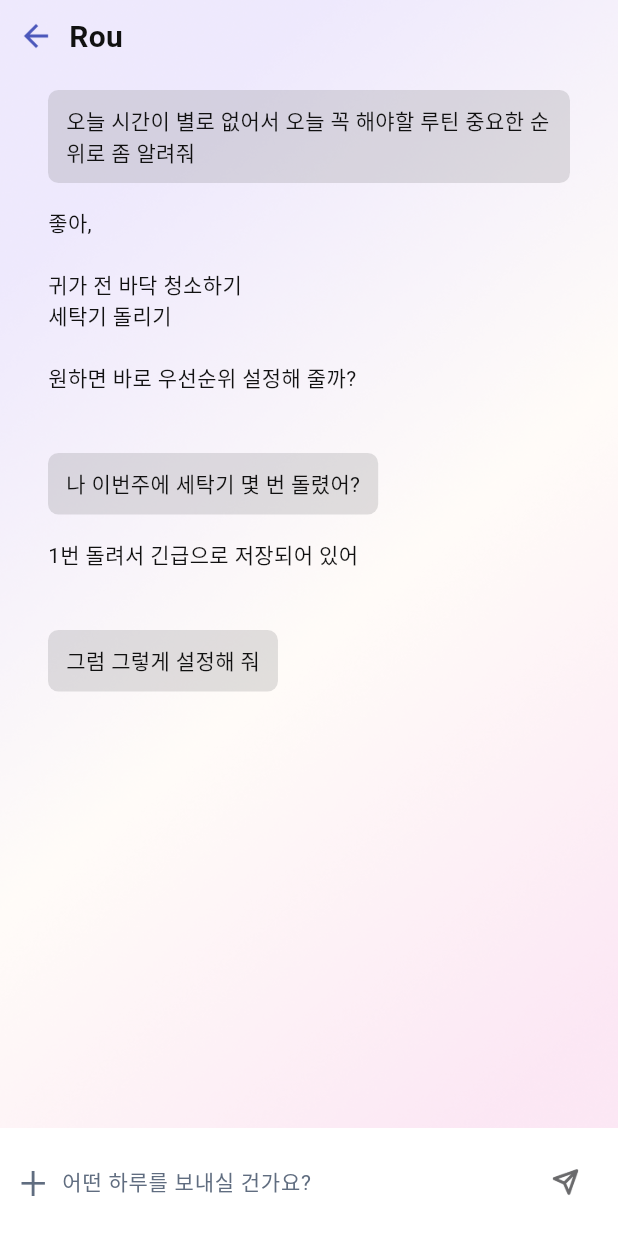
After one commit to standardkim11/LG_DX_School_DX_Project, a Flutter app: the ChatScreen screen opened directly, on a phone screen of 412 x 824 dp. The commit adds this screen. Run offline on Flutter 3.47's test engine with Material 3 defaults, Android fonts, the phone set to English and light mode, and no system bars; Roboto replaces fonts that are missing (LG Smart_H).

Commit message:
Rou 생성성

```diff
--- /dev/null
+++ b/front/lib/Screens/chat_screen.dart
@@ -0,0 +1,245 @@
+import 'package:flutter/material.dart';
+
+class ChatScreen extends StatefulWidget {
+  const ChatScreen({super.key});
+
+  @override
+  State<ChatScreen> createState() => _ChatScreenState();
+}
+
+class _ChatScreenState extends State<ChatScreen> {
+  final TextEditingController _messageController = TextEditingController();
+  final ScrollController _scrollController = ScrollController();
+
+  final List<Map<String, dynamic>> _messages = [
+    {
+      'text': '오늘 시간이 별로 없어서 오늘 꼭 해야할 루틴 중요한 순위로 좀 알려줘',
+      'isUser': true,
+    },
+    {
+      'text': '좋아,\n\n귀가 전 바닥 청소하기\n세탁기 돌리기\n\n원하면 바로 우선순위 설정해 줄까?',
+      'isUser': false,
+    },
+    {
+      'text': '나 이번주에 세탁기 몇 번 돌렸어?',
+      'isUser': true,
+    },
+    {
+      'text': '1번 돌려서 긴급으로 저장되어 있어',
+      'isUser': false,
+    },
+    {
+      'text': '그럼 그렇게 설정해 줘',
+      'isUser': true,
+    },
+  ];
+
+  @override
+  void dispose() {
+    _messageController.dispose();
+    _scrollController.dispose();
+    super.dispose();
+  }
+
+  void _scrollToBottom() {
+    if (_scrollController.hasClients) {
+      _scrollController.animateTo(
+        _scrollController.position.maxScrollExtent,
+        duration: const Duration(milliseconds: 300),
+        curve: Curves.easeOut,
+      );
+    }
+  }
+
+  void _sendMessage() {
+    if (_messageController.text.isNotEmpty) {
+      setState(() {
+        _messages.add({
+          'text': _messageController.text,
+          'isUser': true,
+        });
+      });
+      _messageController.clear();
+      _scrollToBottom();
+    }
+  }
+
+  @override
+  Widget build(BuildContext context) {
+    return Scaffold(
+      body: Container(
+        decoration: const BoxDecoration(
+          image: DecorationImage(
+            image: AssetImage('assets/lgrouthinq/Chat_bg.png'),
+            fit: BoxFit.cover,
+          ),
+        ),
+        child: SafeArea(
+          child: Column(
+            children: [
+              // 상단 헤더
+              Container(
+                padding: const EdgeInsets.symmetric(horizontal: 12, vertical: 12),
+                child: Row(
+                  children: [
+                    GestureDetector(
+                      onTap: () => Navigator.pop(context),
+                      child: Image.asset(
+                        'assets/lgrouthinq/Back_icon.png',
+                        width: 24,
+                        height: 24,
+                      ),
+                    ),
+                    const SizedBox(width: 10),
+                    const Text(
+                      'Rou',
+                      style: TextStyle(
+                        color: Color(0xFF111111),
+                        fontSize: 20,
+                        fontFamily: 'LG Smart_H',
+                        fontWeight: FontWeight.w600,
+                        height: 1,
+                      ),
+                    ),
+                  ],
+                ),
+              ),
+
+              // 채팅 메시지 영역
+              Expanded(
+                child: ListView.builder(
+                  controller: _scrollController,
+                  padding: const EdgeInsets.symmetric(horizontal: 16, vertical: 12),
+                  itemCount: _messages.length,
+                  itemBuilder: (context, index) {
+                    final message = _messages[index];
+                    final isUser = message['isUser'] as bool;
+                    // 이전 메시지 확인
+                    final prevMessage = index > 0 ? _messages[index - 1] : null;
+                    final prevIsUser = prevMessage != null ? prevMessage['isUser'] as bool : null;
+                    // 질문-답 그룹 사이에만 여백 추가 (Rou 답변 다음에 사용자 질문이 오는 경우)
+                    final shouldAddSpacing = prevIsUser == false && isUser == true;
+                    return _buildMessageBubble(
+                      message['text'] as String,
+                      isUser,
+                      addTopSpacing: shouldAddSpacing,
+                    );
+                  },
+                ),
+              ),
+
+              // 하단 입력 영역
+              Container(
+                width: double.infinity,
+                padding: const EdgeInsets.symmetric(horizontal: 13, vertical: 12),
+                decoration: const BoxDecoration(
+                  color: Colors.white,
+                ),
+                child: Row(
+                  children: [
+                    const Text(
+                      '+',
+                      style: TextStyle(
+                        color: Color(0xFF606D80),
+                        fontSize: 32,
+                        fontFamily: 'LG Smart_H',
+                        fontWeight: FontWeight.w300,
+                        height: 0.62,
+                      ),
+                    ),
+                    const SizedBox(width: 10),
+                    Expanded(
+                      child: TextField(
+                        controller: _messageController,
+                        maxLines: null,
+                        minLines: 1,
+                        style: const TextStyle(
+                          color: Color(0xFF606D80),
+                          fontSize: 14,
+                          fontFamily: 'LG Smart_H',
+                          fontWeight: FontWeight.w400,
+                          height: 1.43,
+                        ),
+                        decoration: const InputDecoration(
+                          border: InputBorder.none,
+                          hintText: '어떤 하루를 보내실 건가요?',
+                          hintStyle: TextStyle(
+                            color: Color(0xFF606D80),
+                            fontSize: 14,
+                            fontFamily: 'LG Smart_H',
+                            fontWeight: FontWeight.w400,
+                            height: 1.43,
+                          ),
+                        ),
+                        onSubmitted: (text) {
+                          _sendMessage();
+                        },
+                      ),
+                    ),
+                    const SizedBox(width: 10),
+                    GestureDetector(
+                      onTap: _sendMessage,
+                      child: Image.asset(
+                        'assets/bottom_navigation_icon/Send_icon.png',
+                        width: 18,
+                        height: 18,
+                      ),
+                    ),
+                    const SizedBox(width: 13),
+                  ],
+                ),
+              ),
+            ],
+          ),
+        ),
+      ),
+    );
+  }
+
+  Widget _buildMessageBubble(String text, bool isUser, {bool addTopSpacing = false}) {
+    return Padding(
+      padding: EdgeInsets.only(
+        bottom: 16,
+        top: addTopSpacing ? 24 : 0, // 질문-답 그룹 사이에만 여백 추가
+      ),
+      child: Row(
+        mainAxisAlignment: MainAxisAlignment.start,
+        crossAxisAlignment: CrossAxisAlignment.start,
+        children: [
+          const SizedBox(width: 16),
+          Flexible(
+            child: isUser
+                ? Container(
+                    padding: const EdgeInsets.symmetric(horizontal: 12, vertical: 10),
+                    decoration: BoxDecoration(
+                      color: const Color(0xFF6A6A6C).withOpacity(0.2),
+                      borderRadius: BorderRadius.circular(7),
+                    ),
+                    child: Text(
+                      text,
+                      style: const TextStyle(
+                        color: Color(0xFF111111),
+                        fontSize: 14,
+                        fontFamily: 'LG Smart_H',
+                        fontWeight: FontWeight.w400,
+                        height: 1.43,
+                      ),
+                    ),
+                  )
+                : Text(
+                    text,
+                    style: const TextStyle(
+                      color: Color(0xFF111111),
+                      fontSize: 14,
+                      fontFamily: 'LG Smart_H',
+                      fontWeight: FontWeight.w400,
+                      height: 1.43,
+                    ),
+                  ),
+          ),
+          const SizedBox(width: 16),
+        ],
+      ),
+    );
+  }
+}
--- a/front/lib/Screens/routine_screen.dart
+++ b/front/lib/Screens/routine_screen.dart
@@ -8,6 +8,7 @@ import '../components/habit_card.dart';
 import 'todo_screen.dart';
 import 'viewall_screen.dart';
 import 'dashboard_screen.dart';
+import 'chat_screen.dart';
 
 class RoutineScreen extends StatefulWidget {
   const RoutineScreen({super.key});
@@ -346,10 +347,20 @@ class _RoutineScreenState extends State<RoutineScreen> {
                   ],
                 ),
                 child: Center(
-                  child: Image.asset(
-                    'assets/todo_screen/chat.png',
-                    width: 45,
-                    height: 45,
+                  child: GestureDetector(
+                    onTap: () {
+                      Navigator.push(
+                        context,
+                        MaterialPageRoute(
+                          builder: (context) => const ChatScreen(),
+                        ),
+                      );
+                    },
+                    child: Image.asset(
+                      'assets/todo_screen/chat.png',
+                      width: 45,
+                      height: 45,
+                    ),
                   ),
                 ),
               ),
--- a/front/lib/Screens/todo_screen.dart
+++ b/front/lib/Screens/todo_screen.dart
@@ -8,6 +8,7 @@ import '../components/habit_card.dart';
 import '../components/add_todo_modal.dart';
 import 'routine_screen.dart';
 import 'dashboard_screen.dart';
+import 'chat_screen.dart';
 
 class TodoScreen extends StatefulWidget {
   const TodoScreen({super.key});
@@ -377,10 +378,20 @@ class _TodoScreenState extends State<TodoScreen> {
                   ],
                 ),
                 child: Center(
-                  child: Image.asset(
-                    'assets/todo_screen/chat.png',
-                    width: 45,
-                    height: 45,
+                  child: GestureDetector(
+                    onTap: () {
+                      Navigator.push(
+                        context,
+                        MaterialPageRoute(
+                          builder: (context) => const ChatScreen(),
+                        ),
+                      );
+                    },
+                    child: Image.asset(
+                      'assets/todo_screen/chat.png',
+                      width: 45,
+                      height: 45,
+                    ),
                   ),
                 ),
               ),
```
Also changed, not shown: front/assets/bottom_navigation_icon/Send_icon.png (added), front/assets/lgrouthinq/Back_icon.png (added), front/assets/lgrouthinq/Chat_bg.png (added).
